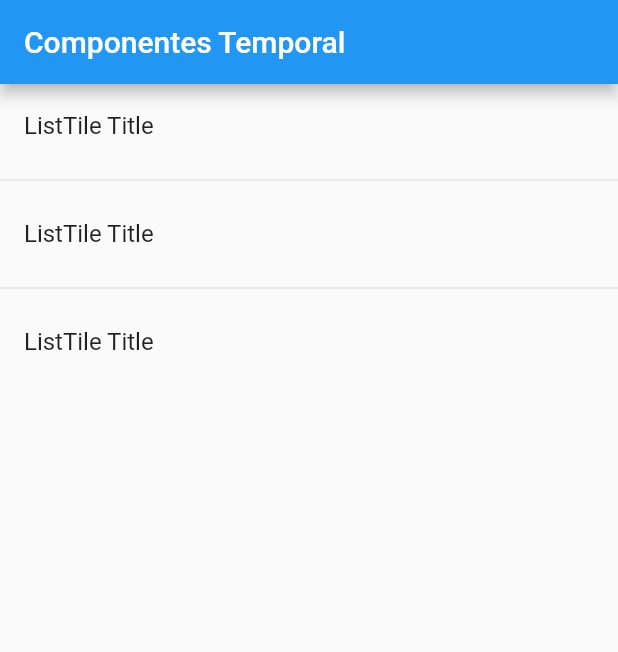
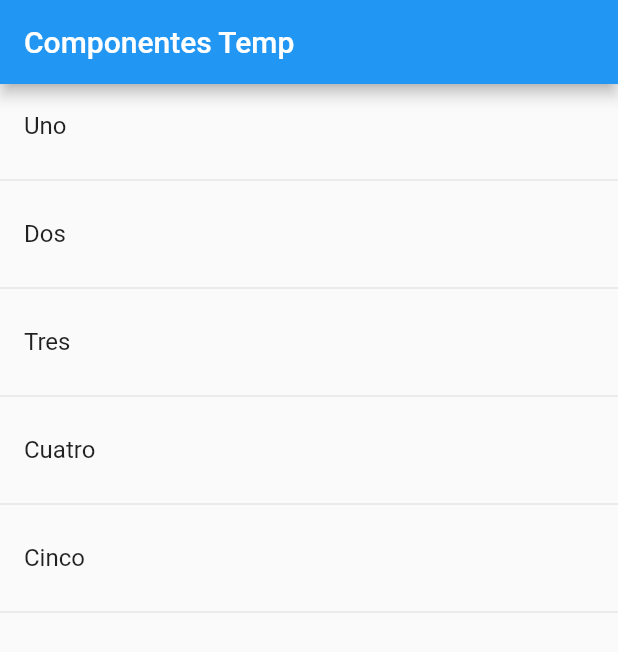
Before and after one commit to DanielH7-ctrl/Componentes-Repository, a Flutter app: the screen it shows after launch, on a phone screen of 412 x 824 dp. Shown: the top 652 px of the screen. Run offline on Flutter 3.47's test engine with Material 2 defaults, Android fonts, the phone set to English and light mode, and no system bars.

Commit message:
ListTiles

```diff
--- a/lib/src/pages/home_temp.dart
+++ b/lib/src/pages/home_temp.dart
@@ -1,30 +1,43 @@
 import 'package:flutter/material.dart';
 
 class HomePageTemp extends StatelessWidget {
-  const HomePageTemp({ Key? key }) : super(key: key);
+
+  final opciones = ['Uno', 'Dos','Tres','Cuatro','Cinco'];
 
   @override
   Widget build(BuildContext context) {
     return Scaffold(
       appBar: AppBar(
-        title: Text('Componentes Temporal'),
+        title: Text('Componentes Temp'),
       ),
       body: ListView(
-        children: <Widget>[
-          ListTile(
-            title: Text('ListTile Title'),
-          ),
-          Divider(),
-          ListTile(
-            title: Text('ListTile Title'),
-          ),
-          Divider(),
-          ListTile(
-            title: Text('ListTile Title'),
-          ),
-        ],
+        children: _crearItems()
       ),
 
     );
   }
+
+  List<Widget> _crearItems() {
+
+    List<Widget> lista = [];
+
+    for (var opt in opciones) {
+
+      final tempWidget = ListTile(
+        title: Text(opt),
+      );
+
+      lista..add(tempWidget)
+          ..add(Divider());
+
+
+
+    }
+
+
+    return lista;
+  }
+  //List<Widget> _crearItemsCorta() {
+  //}
+
 }
```
